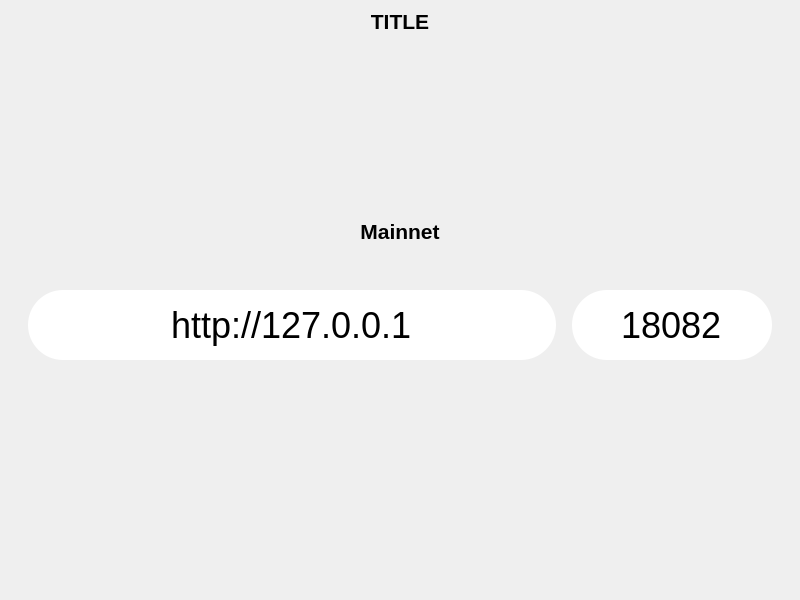
Before: the Qt Designer form mainwindow.ui in DiosDelRayo/XmrSignerCompanion, drawn with Qt 5.
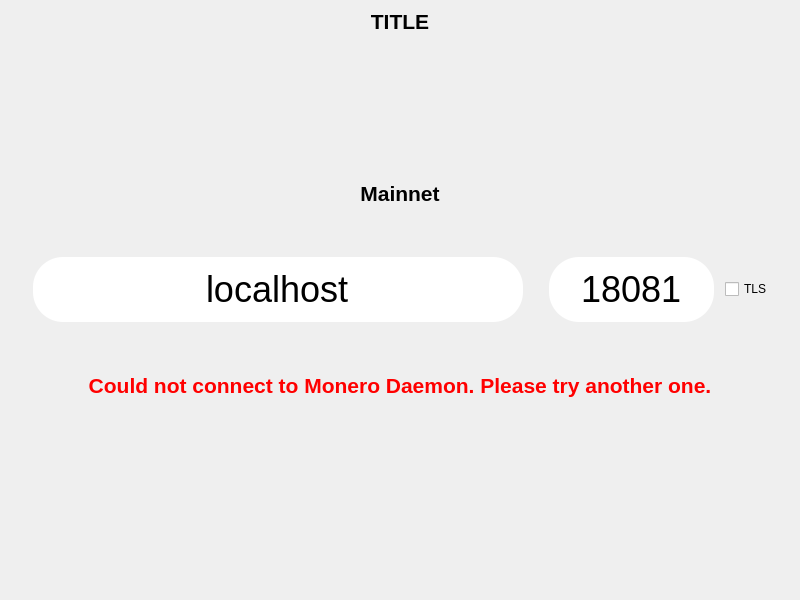
After: the same form once the commit is applied. The open tabs and pages were chosen to show the change. Icons and pictures are not drawn. Custom widgets are drawn as their Qt base class.

Commit message: fixed animation filling, check daemon, connect daemon, set daemon to wallet, sync wallet, export outputs from wallet

Diff of the .ui file:
```diff
--- a/mainwindow.ui
+++ b/mainwindow.ui
@@ -252,13 +252,13 @@
             <property name="minimumSize">
              <size>
               <width>500</width>
-              <height>70</height>
+              <height>75</height>
              </size>
             </property>
             <property name="maximumSize">
              <size>
               <width>1400</width>
-              <height>70</height>
+              <height>75</height>
              </size>
             </property>
             <property name="baseSize">
@@ -274,12 +274,13 @@
 			  font-size: 36px;
 			  border-radius: 35px;
 			  padding: 5px;
-			  min-height: 60px;
-			  max-height: 60px;
+			  min-height: 45px;
+			  max-height: 45px;
+border: 10px solid transparent;
 			    }</string>
             </property>
             <property name="text">
-             <string>http://127.0.0.1</string>
+             <string>localhost</string>
             </property>
             <property name="alignment">
              <set>Qt::AlignCenter</set>
@@ -310,13 +311,13 @@
             <property name="minimumSize">
              <size>
               <width>130</width>
-              <height>70</height>
+              <height>75</height>
              </size>
             </property>
             <property name="maximumSize">
              <size>
               <width>200</width>
-              <height>70</height>
+              <height>75</height>
              </size>
             </property>
             <property name="styleSheet">
@@ -326,12 +327,13 @@
 			  font-size: 36px;
 			  border-radius: 35px;
 			  padding: 5px;
-			  min-height: 60px;
-			  max-height: 60px;
+			  min-height: 45px;
+			  max-height: 45px;
+border: 10px solid transparent;
 			    }</string>
             </property>
             <property name="text">
-             <string>18082</string>
+             <string>18081</string>
             </property>
             <property name="maxLength">
              <number>6</number>
@@ -344,6 +346,16 @@
             </property>
            </widget>
           </item>
+          <item>
+           <widget class="QCheckBox" name="nodeTls">
+            <property name="text">
+             <string>TLS</string>
+            </property>
+            <property name="tristate">
+             <bool>false</bool>
+            </property>
+           </widget>
+          </item>
           <item>
            <spacer name="horizontalSpacer_18">
             <property name="orientation">
@@ -362,6 +374,43 @@
           </item>
          </layout>
         </item>
+        <item>
+         <spacer name="verticalSpacer_17">
+          <property name="orientation">
+           <enum>Qt::Vertical</enum>
+          </property>
+          <property name="sizeType">
+           <enum>QSizePolicy::Minimum</enum>
+          </property>
+          <property name="sizeHint" stdset="0">
+           <size>
+            <width>20</width>
+            <height>40</height>
+           </size>
+          </property>
+         </spacer>
+        </item>
+        <item>
+         <widget class="QLabel" name="daemonNotFoundMessage">
+          <property name="font">
+           <font>
+            <pointsize>16</pointsize>
+            <bold>true</bold>
+           </font>
+          </property>
+          <property name="styleSheet">
+           <string notr="true">QLabel {
+color: red;
+}</string>
+          </property>
+          <property name="text">
+           <string>Could not connect to Monero Daemon. Please try another one.</string>
+          </property>
+          <property name="alignment">
+           <set>Qt::AlignCenter</set>
+          </property>
+         </widget>
+        </item>
         <item>
          <spacer name="verticalSpacer_19">
           <property name="orientation">
```
Left out of the diff: 4 changed lines with no effect on the pictures. The commit also changes 11 other files.
